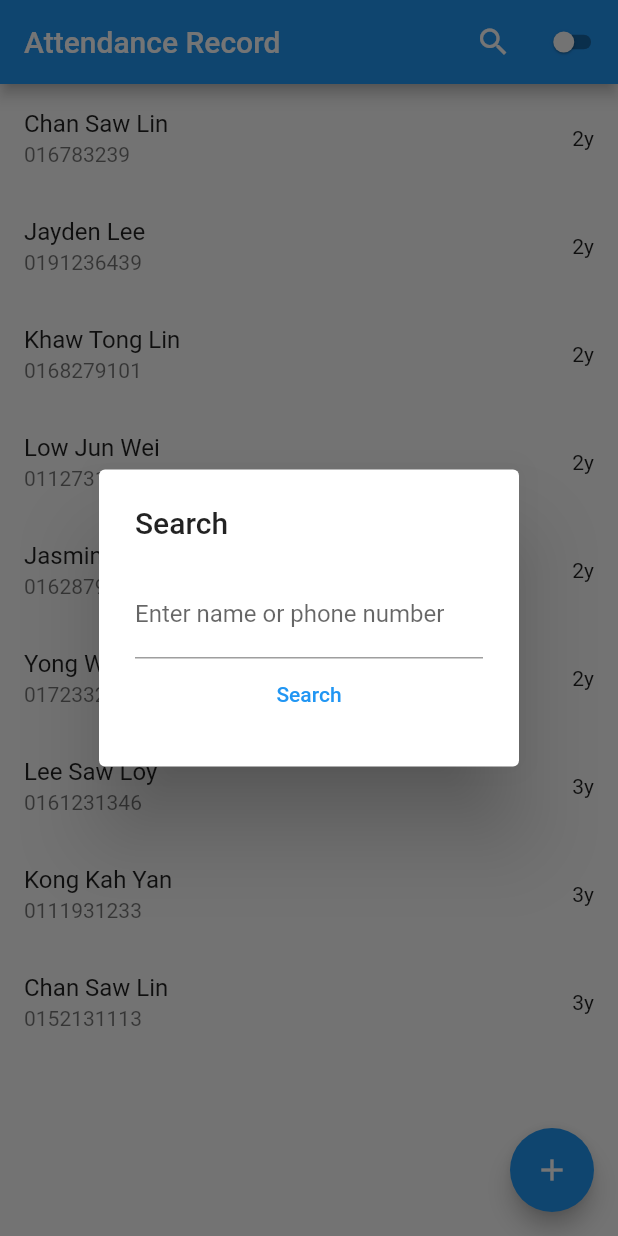
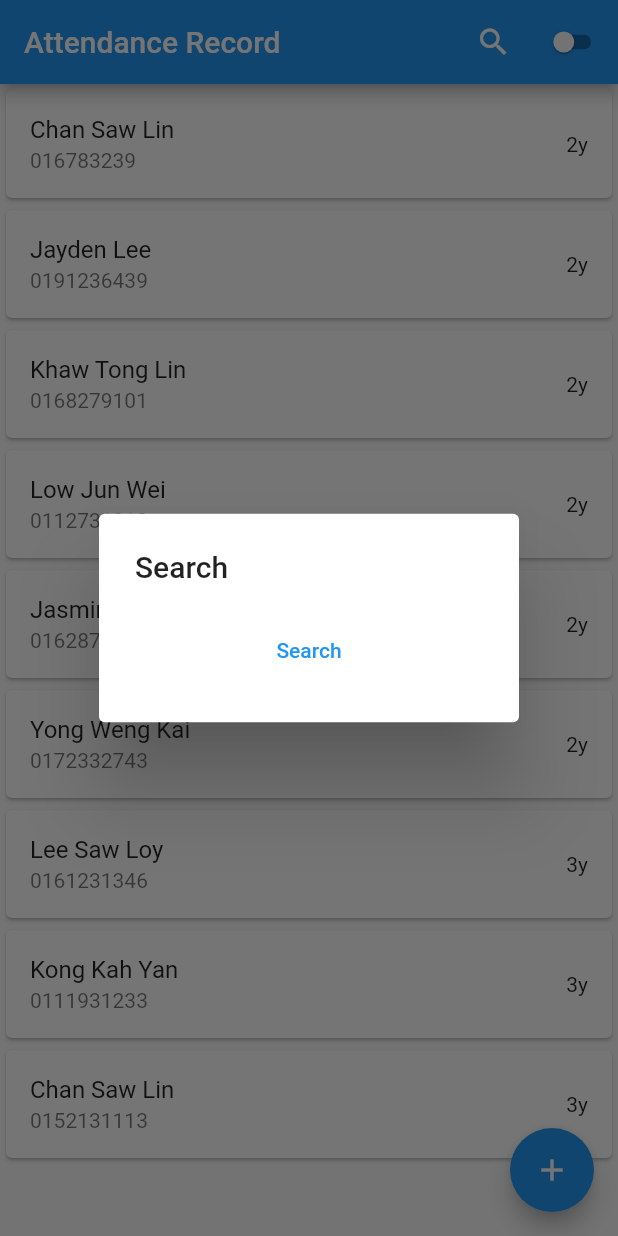
Before and after one commit to AfiqHarith20/Attandance-Records, a Flutter app: the screen it shows after launch, after a tap on the "search" icon, on a phone screen of 412 x 824 dp. Run offline on Flutter 3.47's test engine with Material 2 defaults, Android fonts, the phone set to English and light mode, and no system bars; our stand-ins replace date_format, shared_preferences, timeago.

Commit message:
Update in home page for search and next page

```diff
--- a/lib/main.dart
+++ b/lib/main.dart
@@ -24,8 +24,8 @@ class MyApp extends StatelessWidget {
       ),
       // routes: {
       //   SearchPage.routeName: (context) => SearchPage(
-      //         attendance: Dummy_Data,
-      //         onSearch: (List<Attendance> filteredAttendance) {},
+      //         attendance: [],
+      //         onSearch: (List<Attendance> attendance) {},
       //       ),
       // },
     );
--- a/lib/screen/home_page.dart
+++ b/lib/screen/home_page.dart
@@ -1,5 +1,6 @@
 import 'package:attendance_record/models/attendance.dart';
 import 'package:attendance_record/screen/add_attendance_record_screen.dart';
+import 'package:attendance_record/screen/record_detail_page.dart';
 import 'package:attendance_record/screen/search_page.dart';
 import 'package:flutter/material.dart';
 import 'package:date_format/date_format.dart';
@@ -24,7 +25,9 @@ class _HomePageState extends State<HomePage> {
   late List<Attendance> _filteredAttendanceList;
   final _searchController = TextEditingController();
   bool _isToggle = false;
-  bool _showSearchBar = false;
+  late bool _showSearchBar = false;
+  bool _endReached = false;
+
   final DateFormat _ddMMMYYFormat = DateFormat("dd MM yyyy, h:mm:a");
 
   void _addAttendanceRecord() {
@@ -71,31 +74,21 @@ class _HomePageState extends State<HomePage> {
   }
 
   void _handleSearch() {
-    Navigator.push(
-        context,
-        MaterialPageRoute(
-          builder: (context) => SearchPage(
-            attendance: _filteredAttendance,
-            onSearch: onSearch,
-          ),
-        ));
+    final keyword = _searchController.text.toLowerCase();
+    setState(() {
+      _filteredAttendance = widget._attendance.where((attendance) {
+        return attendance.user.toLowerCase().contains(keyword) ||
+            attendance.phoneNum.toLowerCase().contains(keyword);
+      }).toList();
+    });
   }
 
-  void _openSearchPage() {
-    Navigator.push(
-        context,
-        MaterialPageRoute(
-          builder: (context) => SearchPage(
-            attendance: _filteredAttendance,
-            onSearch: (List<Attendance> filteredList) {
-              setState(() {
-                _filteredAttendanceList = filteredList;
-              });
-              Navigator.pop(context);
-            },
-          ),
-        ));
-  }
+  // void _openSearchPage() {
+  //   Navigator.pushNamed(context, SearchPage.routeName, arguments: {
+  //     'attendance': _filteredAttendance,
+  //     'onSearch': onSearch,
+  //   });
+  // }
 
   void onSearch(List<Attendance> filteredList) {
     setState(() {
@@ -105,7 +98,7 @@ class _HomePageState extends State<HomePage> {
 
   @override
   Widget build(BuildContext context) {
-    final sortedAttendances = widget._attendance.sort(
+    final sortedAttendances = _filteredAttendance.sort(
       (a, b) => b.checkIn.compareTo(a.checkIn),
     );
     return Builder(
@@ -115,23 +108,28 @@ class _HomePageState extends State<HomePage> {
             title: const Text("Attendance Record"),
             actions: <Widget>[
               IconButton(
-                icon: Icon(Icons.search),
+                icon: const Icon(Icons.search),
                 onPressed: () {
                   showDialog(
                     context: context,
                     builder: (context) {
                       return AlertDialog(
-                        title: Text("Search"),
+                        title: const Text("Search"),
                         content: Column(
                           mainAxisSize: MainAxisSize.min,
                           children: <Widget>[
-                            TextField(
+                            if (_showSearchBar)
+                              Padding(
+                                padding: const EdgeInsets.all(8.0),
+                                child: TextField(
+                                  controller: _searchController,
                                   decoration: const InputDecoration(
                                       labelText: "Enter name or phone number"),
                                   onChanged: (text) {
                                     setState(() {
-                                  _filteredAttendanceList =
-                                      widget._attendance.where((attendance) {
+                                      _filteredAttendanceList = widget
+                                          ._attendance
+                                          .where((attendance) {
                                         final keyword = text.toLowerCase();
                                         return attendance.user
                                                 .toLowerCase()
@@ -143,10 +141,14 @@ class _HomePageState extends State<HomePage> {
                                     });
                                   },
                                 ),
+                              ),
                             TextButton(
-                              child: Text("Search"),
+                              child: const Text("Search"),
                               onPressed: () {
-                                Navigator.pop(context);
+                                Navigator.of(context).pop();
+                                setState(() {
+                                  _showSearchBar = true;
+                                });
                               },
                             ),
                           ],
@@ -174,17 +176,84 @@ class _HomePageState extends State<HomePage> {
               )
             ],
           ),
-          body: ListView.builder(
-            itemCount: _filteredAttendance.length,
+          body: _showSearchBar
+              ? ListView.builder(
+                  itemCount: _filteredAttendance.length + (_endReached ? 1 : 0),
                   itemBuilder: (context, index) {
+                    if (_endReached && index == _filteredAttendance.length) {
+                      return Container(
+                        alignment: Alignment.center,
+                        padding: const EdgeInsets.all(16),
+                        child:
+                            const Text("You have reached the end of the list"),
+                      );
+                    }
                     final attendance = _filteredAttendance[index];
-              return ListTile(
+                    return Card(
+                      child: ListTile(
+                        onTap: () {
+                          Navigator.push(
+                            context,
+                            MaterialPageRoute(
+                              builder: (context) => RecordDetailsPage(
+                                  attendance: _filteredAttendanceList[index]),
+                            ),
+                          );
+                        },
                         title: Text(attendance.user),
                         subtitle: Text(attendance.phoneNum),
                         trailing: Text(
                           _isToggle
                               ? _ddMMMYYFormat.format(attendance.checkIn)
-                      : timeago.format(attendance.checkIn, locale: "en_short"),
+                              : timeago.format(attendance.checkIn,
+                                  locale: "en_short"),
+                        ),
+                      ),
+                    );
+                  },
+                )
+              : ListView.builder(
+                  itemCount: _filteredAttendance.length + (_endReached ? 1 : 0),
+                  itemBuilder: (context, index) {
+                    if (_endReached && index == _filteredAttendance.length) {
+                      return Container(
+                        alignment: Alignment.center,
+                        padding: const EdgeInsets.all(16),
+                        child:
+                            const Text("You have reached the end of the list"),
+                      );
+                    }
+                    controller:
+                    ScrollController(
+                      keepScrollOffset: true,
+                      initialScrollOffset: 0.0,
+                      debugLabel: "ListView",
+                      // onScrollEnd: () {
+                      //   setState(() {
+                      //     _endReached = true;
+                      //   });
+                      // }
+                    );
+                    final attendance = _filteredAttendance[index];
+                    return Card(
+                      child: ListTile(
+                        onTap: () {
+                          Navigator.push(
+                            context,
+                            MaterialPageRoute(
+                              builder: (context) => RecordDetailsPage(
+                                  attendance: _filteredAttendanceList[index]),
+                            ),
+                          );
+                        },
+                        title: Text(attendance.user),
+                        subtitle: Text(attendance.phoneNum),
+                        trailing: Text(
+                          _isToggle
+                              ? _ddMMMYYFormat.format(attendance.checkIn)
+                              : timeago.format(attendance.checkIn,
+                                  locale: "en_short"),
+                        ),
                       ),
                     );
                   },
```
Also changed, not shown: lib/screen/record_detail_page.dart (added, +35 -0 lines), lib/screen/search_page.dart (+68 -44 lines), pubspec.lock. Lines whose indentation alone changed are shown as unchanged.
